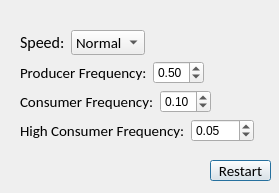
CieloSun/LifeGameGUI, file myrestartdialog.ui: the form before one commit.
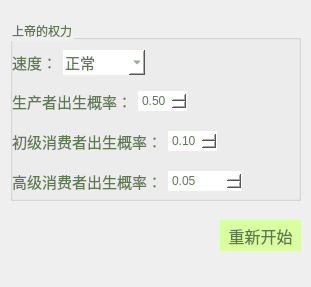
The form after the commit.

```diff
--- a/myrestartdialog.ui
+++ b/myrestartdialog.ui
@@ -6,54 +6,89 @@
    <rect>
     <x>0</x>
     <y>0</y>
-    <width>279</width>
-    <height>193</height>
+    <width>311</width>
+    <height>287</height>
    </rect>
   </property>
   <property name="windowTitle">
    <string>Dialog</string>
   </property>
+  <property name="styleSheet">
+   <string notr="true">font: 13pt &quot;黑体&quot;;</string>
+  </property>
   <widget class="QPushButton" name="restartButton">
    <property name="geometry">
     <rect>
-     <x>210</x>
-     <y>160</y>
-     <width>61</width>
-     <height>21</height>
+     <x>220</x>
+     <y>220</y>
+     <width>81</width>
+     <height>31</height>
     </rect>
    </property>
    <property name="font">
     <font>
-     <family>Calibri</family>
-     <pointsize>11</pointsize>
+     <family>黑体</family>
+     <pointsize>12</pointsize>
+     <weight>50</weight>
+     <italic>false</italic>
+     <bold>false</bold>
     </font>
    </property>
+   <property name="styleSheet">
+    <string notr="true">font: 12pt &quot;黑体&quot;;
+font.setBold(true);
+color: rgb(94, 121, 80);
+background-color: rgb(218, 255, 160);
+border:0px;
+</string>
+   </property>
    <property name="text">
-    <string>Restart</string>
+    <string>重新开始</string>
    </property>
   </widget>
+  <widget class="QGroupBox" name="groupBox">
+   <property name="geometry">
+    <rect>
+     <x>10</x>
+     <y>20</y>
+     <width>291</width>
+     <height>181</height>
+    </rect>
+   </property>
+   <property name="styleSheet">
+    <string notr="true">color: rgb(94, 121, 80);
+border-color: rgb(255, 255, 255);
+font: 13pt &quot;黑体&quot;;</string>
+   </property>
+   <property name="title">
+    <string>上帝的权力</string>
+   </property>
   <widget class="QWidget" name="layoutWidget">
    <property name="geometry">
     <rect>
-     <x>20</x>
+      <x>2</x>
      <y>30</y>
-     <width>234</width>
-     <height>112</height>
-    </rect>
-   </property>
-   <layout class="QVBoxLayout" name="verticalLayout">
-    <item>
+      <width>181</width>
+      <height>25</height>
+     </rect>
+    </property>
      <layout class="QHBoxLayout" name="horizontalLayout">
       <item>
        <widget class="QLabel" name="speedLabel">
         <property name="font">
          <font>
-          <family>Calibri</family>
-          <pointsize>12</pointsize>
-         </font>
-        </property>
+         <family>黑体</family>
+         <pointsize>11</pointsize>
+         <weight>50</weight>
+         <italic>false</italic>
+         <bold>false</bold>
+        </font>
+       </property>
+       <property name="styleSheet">
+        <string notr="true">font: 11pt &quot;黑体&quot;;</string>
+       </property>
         <property name="text">
-         <string>Speed:</string>
+        <string>速度：</string>
         </property>
        </widget>
       </item>
@@ -61,23 +96,35 @@
        <widget class="QComboBox" name="speedComboBox">
         <property name="font">
          <font>
-          <family>Calibri</family>
+         <family>黑体</family>
           <pointsize>11</pointsize>
-         </font>
-        </property>
+         <weight>50</weight>
+         <italic>false</italic>
+         <bold>false</bold>
+        </font>
+       </property>
+       <property name="styleSheet">
+        <string notr="true">font: 11pt &quot;黑体&quot;;
+color: rgb(94, 121, 80);
+background-color: rgb(255, 255, 255);
+selection-background-color: rgb(185, 236, 144);
+border:0px;
+padding:2px;
+</string>
+       </property>
         <item>
          <property name="text">
-          <string>Normal</string>
+         <string>正常</string>
          </property>
         </item>
         <item>
          <property name="text">
-          <string>Fast</string>
+         <string>加快速度</string>
          </property>
         </item>
         <item>
          <property name="text">
-          <string>Slow</string>
+         <string>减慢速度</string>
          </property>
         </item>
        </widget>
@@ -89,31 +136,52 @@
         </property>
         <property name="sizeHint" stdset="0">
          <size>
-          <width>40</width>
+         <width>30</width>
           <height>20</height>
          </size>
         </property>
        </spacer>
       </item>
      </layout>
-    </item>
-    <item>
+   </widget>
+   <widget class="QWidget" name="layoutWidget">
+    <property name="geometry">
+     <rect>
+      <x>2</x>
+      <y>70</y>
+      <width>242</width>
+      <height>23</height>
+     </rect>
+    </property>
      <layout class="QHBoxLayout" name="horizontalLayout_2">
       <item>
        <widget class="QLabel" name="producerLabel">
         <property name="font">
          <font>
-          <family>Calibri</family>
+         <family>黑体</family>
           <pointsize>11</pointsize>
-         </font>
-        </property>
+         <weight>50</weight>
+         <italic>false</italic>
+         <bold>false</bold>
+        </font>
+       </property>
+       <property name="styleSheet">
+        <string notr="true">font: 11pt &quot;黑体&quot;;</string>
+       </property>
         <property name="text">
-         <string>Producer Frequency:</string>
+        <string>生产者出生概率：</string>
         </property>
        </widget>
       </item>
       <item>
        <widget class="QDoubleSpinBox" name="producerSpinBox">
+       <property name="styleSheet">
+        <string notr="true">font: 11pt &quot;黑体&quot;;
+color: rgb(94, 121, 80);
+background-color: rgb(255, 255, 255);
+selection-background-color: rgb(185, 236, 144);
+border:0px;padding:2px</string>
+       </property>
         <property name="maximum">
          <double>1.000000000000000</double>
         </property>
@@ -139,24 +207,45 @@
        </spacer>
       </item>
      </layout>
-    </item>
-    <item>
+   </widget>
+   <widget class="QWidget" name="layoutWidget">
+    <property name="geometry">
+     <rect>
+      <x>2</x>
+      <y>110</y>
+      <width>274</width>
+      <height>23</height>
+     </rect>
+    </property>
      <layout class="QHBoxLayout" name="horizontalLayout_3">
       <item>
        <widget class="QLabel" name="consumerLabel">
         <property name="font">
          <font>
-          <family>Calibri</family>
+         <family>黑体</family>
           <pointsize>11</pointsize>
-         </font>
-        </property>
+         <weight>50</weight>
+         <italic>false</italic>
+         <bold>false</bold>
+        </font>
+       </property>
+       <property name="styleSheet">
+        <string notr="true">font: 11pt &quot;黑体&quot;;</string>
+       </property>
         <property name="text">
-         <string>Consumer Frequency:</string>
+        <string>初级消费者出生概率：</string>
         </property>
        </widget>
       </item>
       <item>
        <widget class="QDoubleSpinBox" name="consumerSpinBox">
+       <property name="styleSheet">
+        <string notr="true">font: 11pt &quot;黑体&quot;;
+color: rgb(94, 121, 80);
+background-color: rgb(255, 255, 255);
+selection-background-color: rgb(185, 236, 144);
+border:0px;padding:2px</string>
+       </property>
         <property name="maximum">
          <double>1.000000000000000</double>
         </property>
@@ -182,24 +271,46 @@
        </spacer>
       </item>
      </layout>
-    </item>
-    <item>
+   </widget>
+   <widget class="QWidget" name="layoutWidget">
+    <property name="geometry">
+     <rect>
+      <x>2</x>
+      <y>150</y>
+      <width>230</width>
+      <height>23</height>
+     </rect>
+    </property>
      <layout class="QHBoxLayout" name="horizontalLayout_4">
       <item>
        <widget class="QLabel" name="highLabel">
         <property name="font">
          <font>
-          <family>Calibri</family>
+         <family>黑体</family>
           <pointsize>11</pointsize>
-         </font>
-        </property>
+         <weight>50</weight>
+         <italic>false</italic>
+         <bold>false</bold>
+        </font>
+       </property>
+       <property name="styleSheet">
+        <string notr="true">font: 11pt &quot;黑体&quot;;</string>
+       </property>
         <property name="text">
-         <string>High Consumer Frequency:</string>
+        <string>高级消费者出生概率：</string>
         </property>
        </widget>
       </item>
       <item>
        <widget class="QDoubleSpinBox" name="highSpinBox">
+       <property name="styleSheet">
+        <string notr="true">font: 11pt &quot;黑体&quot;;
+selection-background-color: rgb(185, 236, 144);
+color: rgb(94, 121, 80);
+background-color: rgb(255, 255, 255);
+border:0px;padding:2px
+</string>
+       </property>
         <property name="maximum">
          <double>1.000000000000000</double>
         </property>
@@ -212,8 +323,7 @@
        </widget>
       </item>
      </layout>
-    </item>
-   </layout>
+   </widget>
   </widget>
  </widget>
  <resources/>
```
Lines whose indentation alone changed are shown as unchanged.
